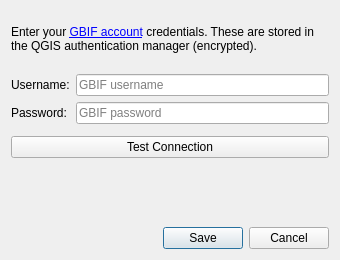
The window that gui/credentials_dialog.ui (dimasciput/gbif-downloader-qgis-plugin) describes before a commit, drawn with Qt 5.
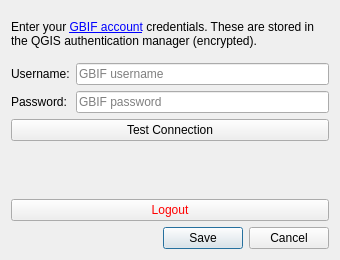
The same window after the commit.

```diff
--- a/gui/credentials_dialog.ui
+++ b/gui/credentials_dialog.ui
@@ -63,6 +63,12 @@
      <property name="wordWrap"><bool>true</bool></property>
     </widget>
    </item>
+   <item>
+    <widget class="QPushButton" name="logout_btn">
+     <property name="text"><string>Logout</string></property>
+     <property name="styleSheet"><string>color: red;</string></property>
+    </widget>
+   </item>
    <item>
     <widget class="QDialogButtonBox" name="button_box">
      <property name="standardButtons">
```
